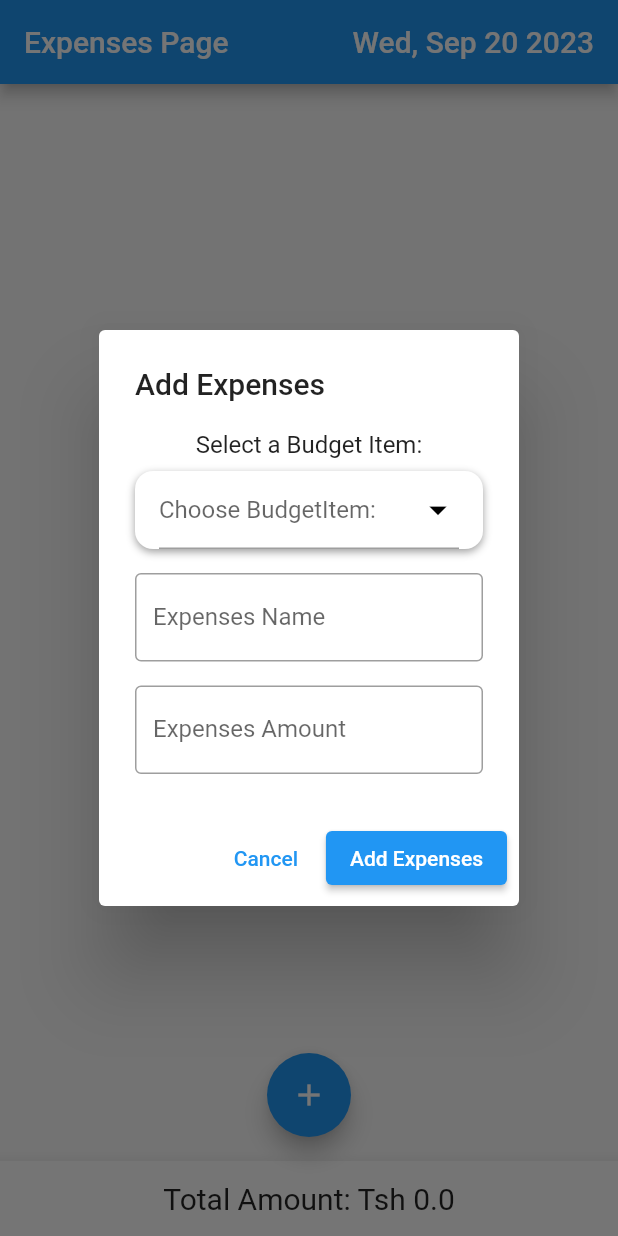
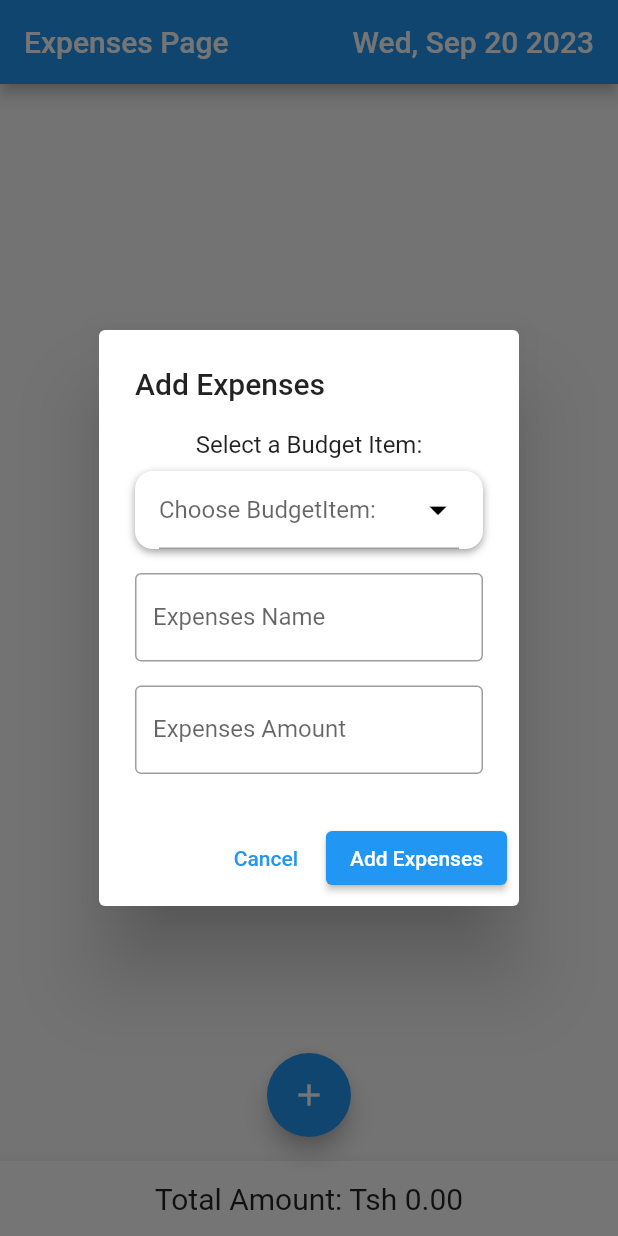
Before and after one commit to DOJA2/Budgeting-App, a Flutter app: the ExpensesPage screen opened directly, after a tap on the "add" icon, on a phone screen of 412 x 824 dp. Run offline on Flutter 3.47's test engine with Material 2 defaults, Android fonts, the phone set to English and light mode, and no system bars; our stand-ins replace sqflite; accounts and stored records are empty.

Commit message:
Update currency formatting for Tanzania. (generated by useblackbox.ai )

```diff
--- a/lib/Pages/Report.dart
+++ b/lib/Pages/Report.dart
@@ -190,7 +190,7 @@ final numberFormat = NumberFormat.currency(
     locale: 'en_US', // Use the appropriate locale for your currency formatting
   );
   final formattedAmount = numberFormat.format(amount);
-  const symbolAndNumberSeparator = 'Tzs '; // Change this to your desired separator
+  const symbolAndNumberSeparator = 'TZS '; // Change this to your desired separator
 
     final amountFormattedWithSeparator = '$symbolAndNumberSeparator$formattedAmount';
 
@@ -229,7 +229,7 @@ final numberFormat = NumberFormat.currency(
     locale: 'en_US',
   );
   final formattedAmount = numberFormat.format(amount);
-  const symbolAndNumberSeparator = 'Tzs '; // Change this to your desired separator
+  const symbolAndNumberSeparator = 'TZS '; // Change this to your desired separator
 
     final amountFormattedWithSeparator = '$symbolAndNumberSeparator$formattedAmount';
 
--- a/lib/Pages/expenses.dart
+++ b/lib/Pages/expenses.dart
@@ -97,13 +97,20 @@ class _ExpensesPageState extends State<ExpensesPage> {
     });
   }
 
-  double _getTotalAmountExpense() {
-    double total = 0;
-    for (final item in _items) {
-      total += item['amount'];
-    }
-    return total;
-  }
+  String formatAmount(double amount) {
+  final numberFormat = NumberFormat.currency(
+    symbol: '', // Currency symbol
+    decimalDigits: 2, // Number of decimal digits
+    locale: 'en_US', // Use the appropriate locale for your currency formatting
+  );
+
+  return numberFormat.format(amount);
+}
+
+  String getTotalAmountExpenses() {
+  final total = _items.fold(0.0, (previous, item) => previous + item['amount']);
+  return formatAmount(total);
+}
 
   @override
   Widget build(BuildContext context) {
@@ -125,7 +132,7 @@ class _ExpensesPageState extends State<ExpensesPage> {
           return Column(
             children: <Widget>[
               ExpansionTile(
-                title: Text(item['selectedBudgetItem'] ?? ''),
+                title: Text(item['selectedBudgetItem'] ?? 'Divide'),
                 children: _items.map<Widget>((item) {
                   return Column(
                     children: <Widget>[
@@ -137,7 +144,7 @@ class _ExpensesPageState extends State<ExpensesPage> {
                             Text(item['amount'].toString()),
                           ],
                         ),
-                        subtitle: Text('Date: ${item['todayDate']}'),
+                        subtitle: Text(formattedDateTime),
                         trailing: IconButton(
                           icon: const Icon(Icons.delete),
                           onPressed: () {
@@ -269,7 +276,7 @@ class _ExpensesPageState extends State<ExpensesPage> {
         height: 50,
         child: Center(
           child: Text(
-            'Total Amount: Tsh ${_getTotalAmountExpense()}',
+            'Total Amount: Tsh ${getTotalAmountExpenses()}',
             style: TextStyle(fontSize: 20),
           ),
         ),
--- a/lib/Pages/history.dart
+++ b/lib/Pages/history.dart
@@ -197,7 +197,7 @@ class _HistoryState extends State<History> {
   final formattedIncomeAmount = numberFormat.format(incomeAmount);
   final formattedExpensesAmount = numberFormat.format(expensesAmount);
 
-  const symbolAndNumberSeparator = 'Tzs '; // Change this to your desired separator
+  const symbolAndNumberSeparator = 'TZS '; // Change this to your desired separator
 
     final amountFormattedWithSeparatorBudget = '$symbolAndNumberSeparator$formattedBudgetAmount';
     final amountFormattedWithSeparatorIncome = '$symbolAndNumberSeparator$formattedIncomeAmount';
```
Also changed, not shown: lib/Pages/budget.dart (+16 -9 lines), lib/Pages/income.dart (+16 -9 lines).
